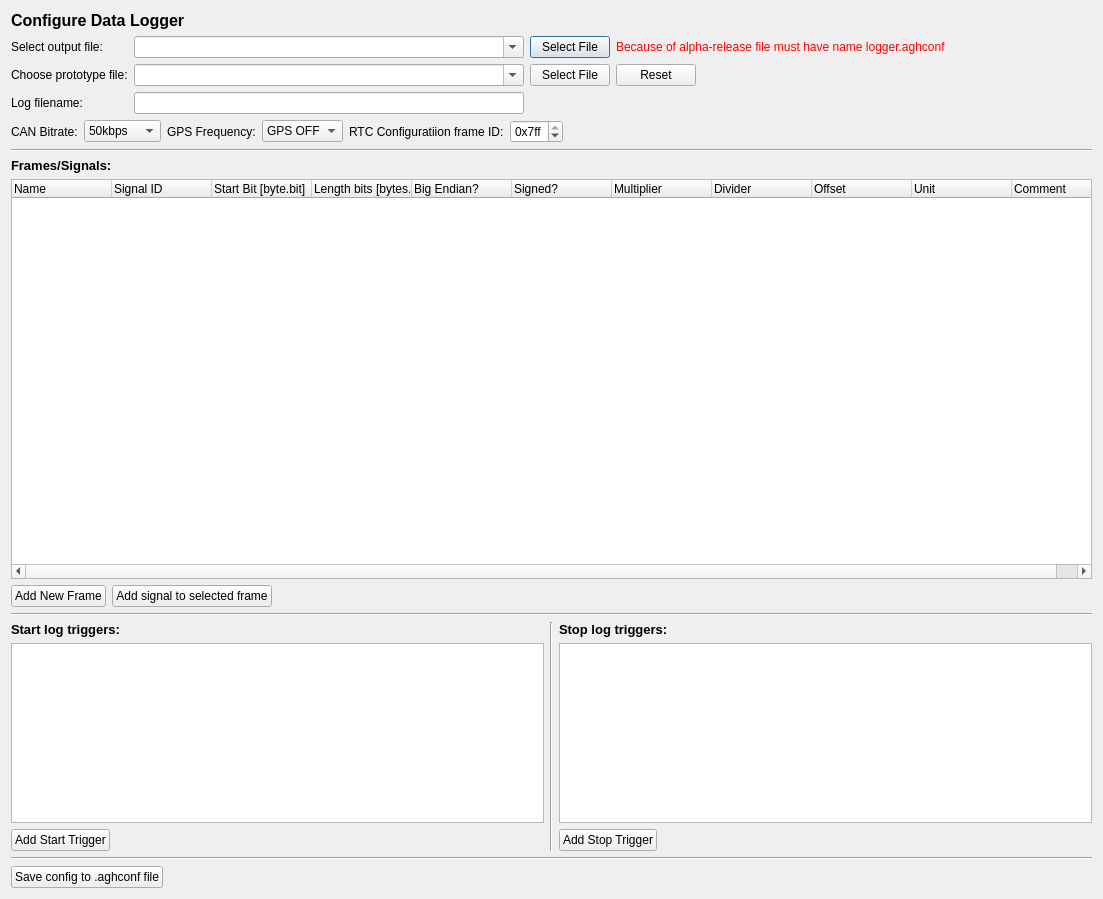
This is SW/DataLoggerPC/src/configure_logger_sd_dialog.ui in mkowalik/DataLogger_CAN_GPS_2018 as Qt 5 draws it before an edit. The edited form follows.
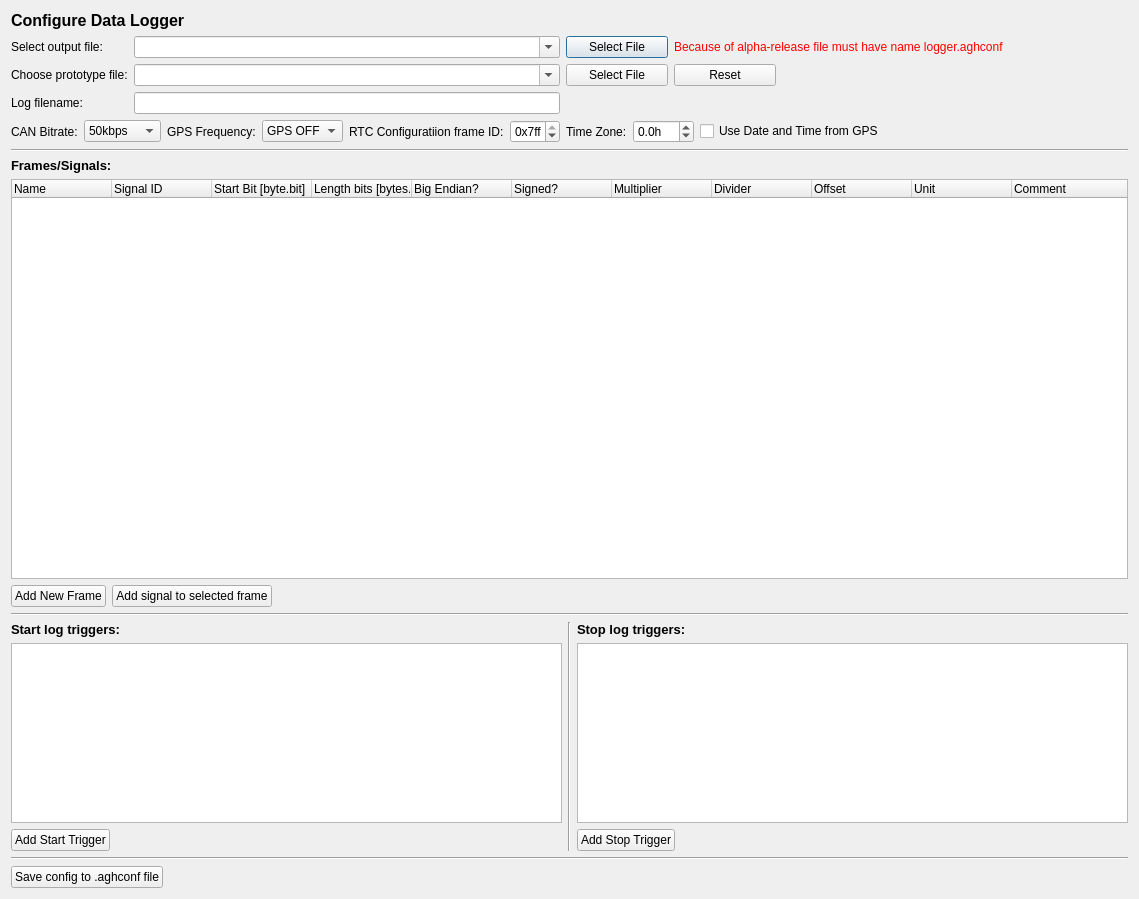
This is the edited form.

Commit message: [SW] Added Time Zone modification for GPS Date Time.

What changed in the file:
```diff
--- a/SW/DataLoggerPC/src/configure_logger_sd_dialog.ui
+++ b/SW/DataLoggerPC/src/configure_logger_sd_dialog.ui
@@ -13,8 +13,8 @@
   <property name="windowTitle">
    <string>Configure Data Logger</string>
   </property>
-  <layout class="QGridLayout" name="gridLayout_2">
-   <item row="0" column="0">
+  <layout class="QVBoxLayout" name="verticalLayout_4">
+   <item>
     <widget class="QLabel" name="downloadDataLabel">
      <property name="font">
       <font>
@@ -31,7 +31,7 @@
      </property>
     </widget>
    </item>
-   <item row="1" column="0">
+   <item>
     <layout class="QGridLayout" name="gridLayout">
      <item row="0" column="0">
       <widget class="QLabel" name="selectOutputFileLabel_3">
@@ -43,7 +43,7 @@
        </property>
       </widget>
      </item>
-     <item row="0" column="1">
+     <item row="0" column="1" colspan="3">
       <widget class="QComboBox" name="selectOutputFileComboBox">
        <property name="minimumSize">
         <size>
@@ -56,14 +56,14 @@
        </property>
       </widget>
      </item>
-     <item row="0" column="2">
+     <item row="0" column="4">
       <widget class="QPushButton" name="selectOutputFileButton">
        <property name="text">
         <string>Select File</string>
        </property>
       </widget>
      </item>
-     <item row="0" column="3" colspan="2">
+     <item row="0" column="5" colspan="3">
       <widget class="QLabel" name="warningLabel">
        <property name="text">
         <string>&lt;html&gt;&lt;head/&gt;&lt;body&gt;&lt;p&gt;&lt;span style=&quot; color:#ff0000;&quot;&gt;Because of alpha-release file must have name logger.aghconf&lt;/span&gt;&lt;/p&gt;&lt;/body&gt;&lt;/html&gt;</string>
@@ -80,7 +80,7 @@
        </property>
       </widget>
      </item>
-     <item row="1" column="1">
+     <item row="1" column="1" colspan="3">
       <widget class="QComboBox" name="prototypeFile_comboBox">
        <property name="minimumSize">
         <size>
@@ -93,21 +93,21 @@
        </property>
       </widget>
      </item>
-     <item row="1" column="2">
+     <item row="1" column="4">
       <widget class="QPushButton" name="selectPrototypeFileButton">
        <property name="text">
         <string>Select File</string>
        </property>
       </widget>
      </item>
-     <item row="1" column="3">
+     <item row="1" column="5">
       <widget class="QPushButton" name="resetButton">
        <property name="text">
         <string>Reset</string>
        </property>
       </widget>
      </item>
-     <item row="1" column="4">
+     <item row="1" column="6" colspan="2">
       <spacer name="horizontalSpacer">
        <property name="orientation">
         <enum>Qt::Horizontal</enum>
@@ -130,14 +130,7 @@
        </property>
       </widget>
      </item>
-     <item row="2" column="1">
-      <widget class="QLineEdit" name="logFilename_lineEdit">
-       <property name="maxLength">
-        <number>20</number>
-       </property>
-      </widget>
-     </item>
-     <item row="2" column="2" colspan="3">
+     <item row="2" column="4" colspan="4">
       <spacer name="horizontalSpacer_2">
        <property name="orientation">
         <enum>Qt::Horizontal</enum>
@@ -150,9 +143,7 @@
        </property>
       </spacer>
      </item>
-     <item row="3" column="0" colspan="5">
-      <layout class="QHBoxLayout" name="horizontalLayout_10">
-       <item>
+     <item row="3" column="0" colspan="2">
         <layout class="QHBoxLayout" name="horizontalLayout_9">
          <item>
           <widget class="QLabel" name="canBitrateLabel">
@@ -167,7 +158,7 @@
          <item>
           <widget class="QComboBox" name="canBitrateComboBox">
            <property name="currentText">
-            <string>50kbps</string>
+          <string>500kbps</string>
            </property>
            <item>
             <property name="text">
@@ -198,7 +189,7 @@
          </item>
         </layout>
        </item>
-       <item>
+     <item row="3" column="2">
         <layout class="QHBoxLayout" name="horizontalLayout_8">
          <item>
           <widget class="QLabel" name="gpsFrequencyLabel">
@@ -213,7 +204,7 @@
          <item>
           <widget class="QComboBox" name="gpsFreqComboBox">
            <property name="currentText">
-            <string>GPS OFF</string>
+          <string>10 Hz</string>
            </property>
            <item>
             <property name="text">
@@ -249,7 +240,7 @@
          </item>
         </layout>
        </item>
-       <item>
+     <item row="3" column="3">
         <layout class="QHBoxLayout" name="horizontalLayout_7">
          <item>
           <widget class="QLabel" name="rtcConfigFrameID_label">
@@ -288,7 +279,44 @@
          </item>
         </layout>
        </item>
+     <item row="3" column="4" colspan="3">
+      <layout class="QHBoxLayout" name="horizontalLayout_6">
        <item>
+        <widget class="QLabel" name="timeZone_label">
+         <property name="text">
+          <string>Time Zone:</string>
+         </property>
+        </widget>
+       </item>
+       <item>
+        <widget class="QDoubleSpinBox" name="timeZone_SpinBox">
+         <property name="suffix">
+          <string>h</string>
+         </property>
+         <property name="decimals">
+          <number>1</number>
+         </property>
+         <property name="minimum">
+          <double>-14.000000000000000</double>
+         </property>
+         <property name="maximum">
+          <double>14.000000000000000</double>
+         </property>
+         <property name="singleStep">
+          <double>0.500000000000000</double>
+         </property>
+        </widget>
+       </item>
+       <item>
+        <widget class="QCheckBox" name="useDateFromGPS_checkBox">
+         <property name="text">
+          <string>Use Date and Time from GPS</string>
+         </property>
+        </widget>
+       </item>
+      </layout>
+     </item>
+     <item row="3" column="7">
         <spacer name="horizontalSpacer_9">
          <property name="orientation">
           <enum>Qt::Horizontal</enum>
@@ -301,11 +329,16 @@
          </property>
         </spacer>
        </item>
-      </layout>
+     <item row="2" column="1" colspan="3">
+      <widget class="QLineEdit" name="logFilename_lineEdit">
+       <property name="maxLength">
+        <number>20</number>
+       </property>
+      </widget>
      </item>
     </layout>
    </item>
-   <item row="2" column="0">
+   <item>
     <widget class="Line" name="line_2">
      <property name="minimumSize">
       <size>
@@ -318,7 +351,7 @@
      </property>
     </widget>
    </item>
-   <item row="3" column="0">
+   <item>
     <widget class="QLabel" name="framesLabel">
      <property name="font">
       <font>
@@ -338,7 +371,7 @@
      </property>
     </widget>
    </item>
-   <item row="4" column="0">
+   <item>
     <layout class="QVBoxLayout" name="verticalLayout_3">
      <item>
       <widget class="QTreeWidget" name="framesTreeWidget">
@@ -447,14 +480,14 @@
      </item>
     </layout>
    </item>
-   <item row="5" column="0">
+   <item>
     <widget class="Line" name="line">
      <property name="orientation">
       <enum>Qt::Horizontal</enum>
      </property>
     </widget>
    </item>
-   <item row="6" column="0">
+   <item>
     <layout class="QHBoxLayout" name="horizontalLayout_5">
      <item>
       <layout class="QVBoxLayout" name="verticalLayout_2">
@@ -590,14 +623,14 @@
      </item>
     </layout>
    </item>
-   <item row="7" column="0">
+   <item>
     <widget class="Line" name="line_4">
      <property name="orientation">
       <enum>Qt::Horizontal</enum>
      </property>
     </widget>
    </item>
-   <item row="8" column="0">
+   <item>
     <layout class="QHBoxLayout" name="horizontalLayout_2">
      <item>
       <widget class="QPushButton" name="saveConfigButton">
```
Lines whose indentation alone changed are shown as unchanged. The commit also changes 11 other files.
